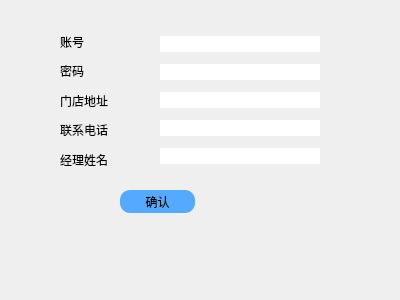
Old version of the form addshop.ui in the repository TommyLee96/car-rent.
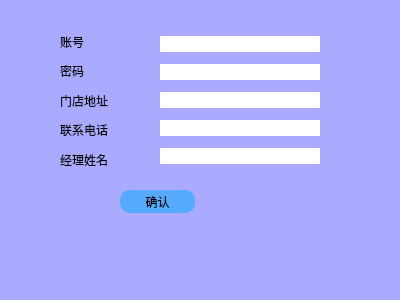
New version of the form. Icons and pictures are not drawn.

What changed in the file:
```diff
--- a/addshop.ui
+++ b/addshop.ui
@@ -13,6 +13,13 @@
   <property name="windowTitle">
    <string>Dialog</string>
   </property>
+  <property name="windowIcon">
+   <iconset resource="image.qrc">
+    <normaloff>:/car.ico</normaloff>:/car.ico</iconset>
+  </property>
+  <property name="styleSheet">
+   <string notr="true">background-color: rgb(170, 170, 255);</string>
+  </property>
   <widget class="QWidget" name="verticalLayoutWidget">
    <property name="geometry">
     <rect>
@@ -194,6 +201,22 @@
     <string>确认</string>
    </property>
   </widget>
+  <widget class="QLabel" name="label_6">
+   <property name="geometry">
+    <rect>
+     <x>210</x>
+     <y>180</y>
+     <width>181</width>
+     <height>111</height>
+    </rect>
+   </property>
+   <property name="styleSheet">
+    <string notr="true">image: url(:/4.jpg);</string>
+   </property>
+   <property name="text">
+    <string/>
+   </property>
+  </widget>
  </widget>
  <resources/>
  <connections/>
```
Left out of the diff: 7 changed lines with no effect on the pictures.
